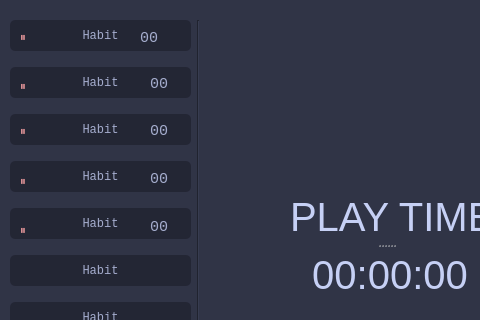
Old version of the form mainwind.ui in the repository gluoniuum/TimeInRep; both pictures show x 0 to 480 and y 0 to 320 of the 630 by 622 pixel window.
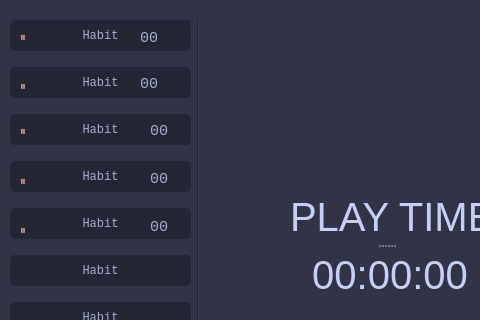
New version of the form.

Commit message: timer_synnc=ccc uraaa

Diff of the .ui file:
```diff
--- a/mainwind.ui
+++ b/mainwind.ui
@@ -494,9 +494,9 @@
     <widget class="QLabel" name="timeLabel_3">
      <property name="geometry">
       <rect>
-       <x>140</x>
+       <x>130</x>
        <y>73</y>
-       <width>21</width>
+       <width>51</width>
        <height>21</height>
       </rect>
      </property>
```
The commit also changes 1 other file.
